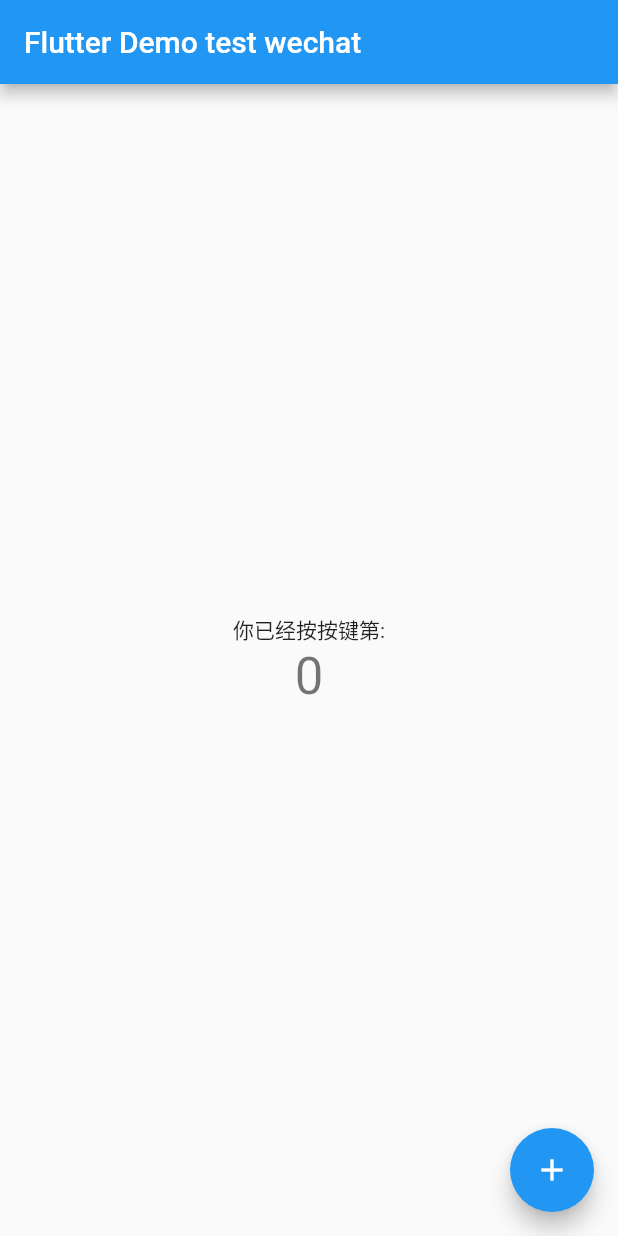
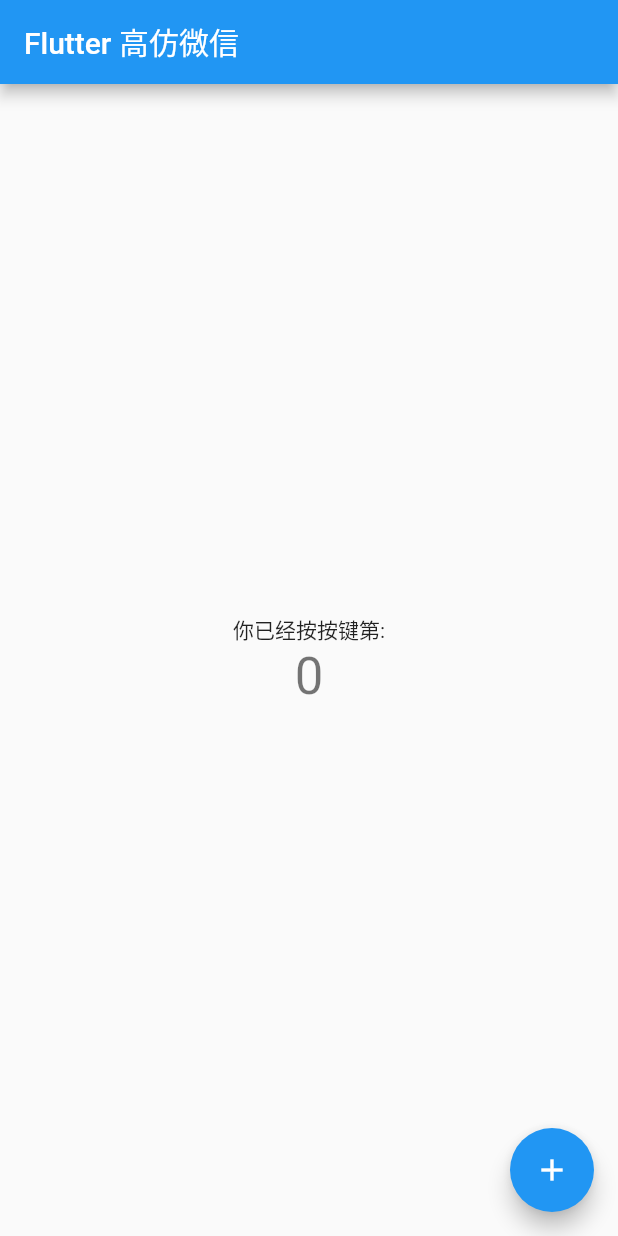
Before and after one commit to tianjiahe/test_chat, a Flutter app: the screen it shows after launch, on a phone screen of 412 x 824 dp. Run offline on Flutter 3.47's test engine with Material 2 defaults, Android fonts, the phone set to English and light mode, and no system bars.

Commit message:
修改了main上的部分字符

```diff
--- a/lib/main.dart
+++ b/lib/main.dart
@@ -12,7 +12,7 @@ class MyApp extends StatelessWidget {
         primarySwatch: Colors.blue,
         visualDensity: VisualDensity.adaptivePlatformDensity,
       ),
-      home: MyHomePage(title: 'Flutter Demo test wechat'),
+      home: MyHomePage(title: 'Flutter 高仿微信'),
     );
   }
 }
```
